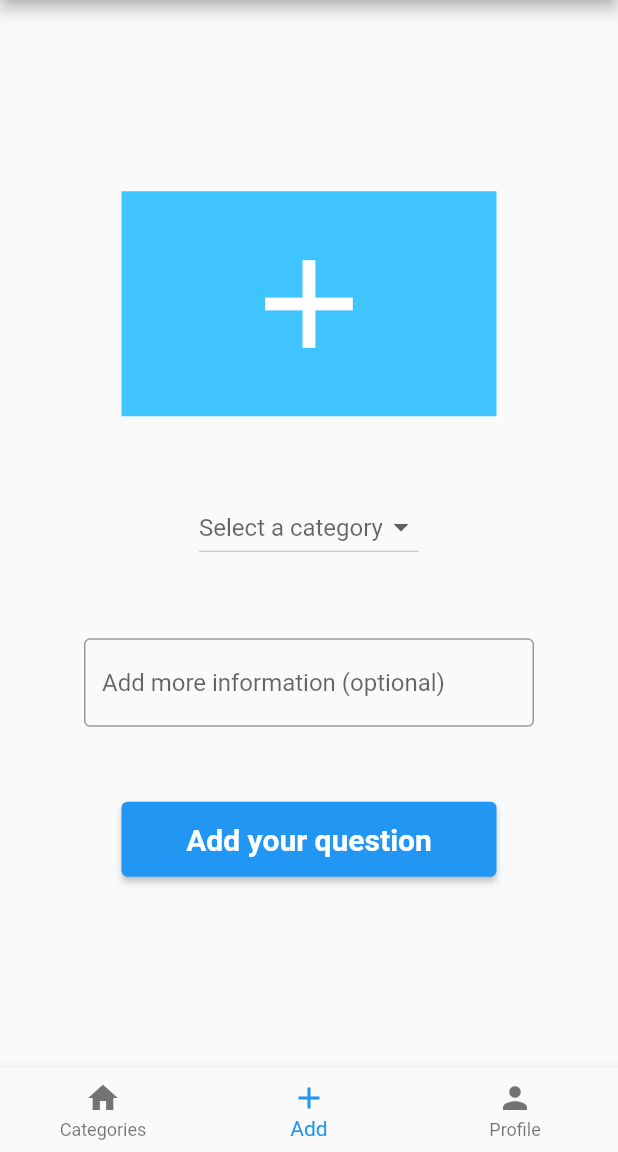
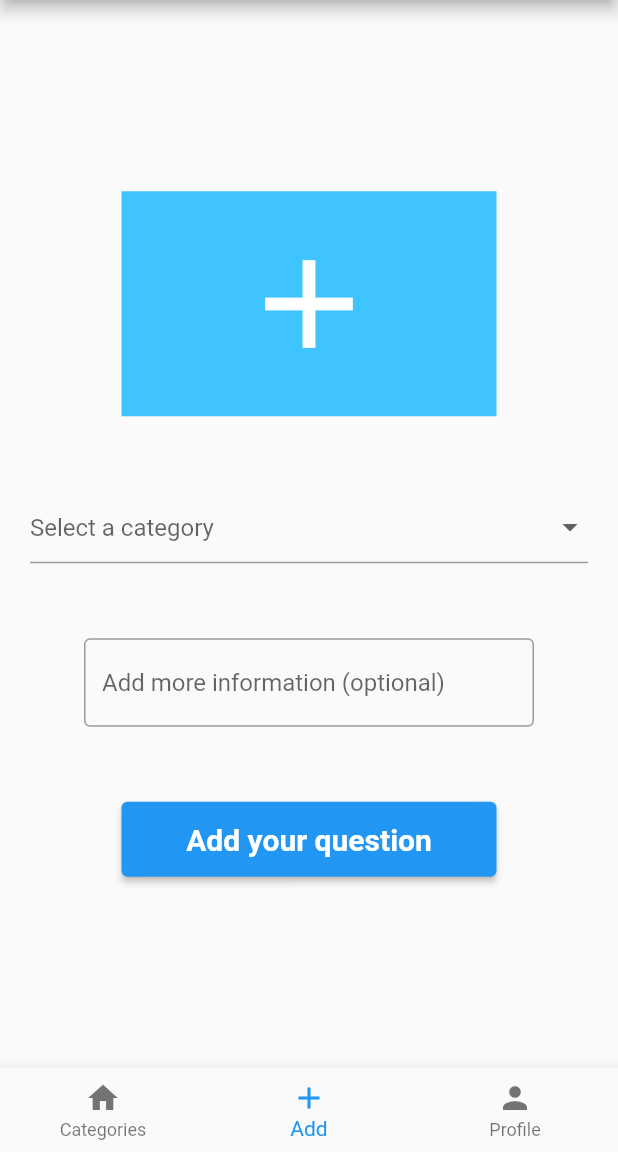
Before and after one commit to mtarikg/QuestionWorld, a Flutter app: the screen it shows once a user with an empty profile is signed in, item 2 of the bottom bar chosen, on a phone screen of 412 x 824 dp, the part 84-1236 px from its top. Run offline on Flutter 3.47's test engine with Material 2 defaults, Android fonts, the phone set to English and light mode, and no system bars; our stand-ins replace cloud_firestore, firebase_auth, google_sign_in; missing offline and left inert: dart:ffi; accounts and stored records are empty.

```diff
--- a/lib/Core/addQuestion.dart
+++ b/lib/Core/addQuestion.dart
@@ -68,7 +68,7 @@ class _AddQuestionState extends State<AddQuestion> {
   Widget build(BuildContext context) {
     return Scaffold(
       body: Center(
-        child: SingleChildScrollView (
+        child: SingleChildScrollView(
           child: Column(
             mainAxisAlignment: MainAxisAlignment.center,
             children: [
@@ -80,7 +80,9 @@ class _AddQuestionState extends State<AddQuestion> {
                 child: Icon(Icons.add, size: 100, color: Colors.white),
               ),
               SizedBox(height: 50),
-              DropdownButton(
+              Padding(
+                padding: const EdgeInsets.only(left: 20, right: 20),
+                child: DropdownButtonFormField(
                   hint: Text("Select a category"),
                   value: selectedCategory,
                   onChanged: changeCategory,
@@ -91,10 +93,11 @@ class _AddQuestionState extends State<AddQuestion> {
                     );
                   }).toList(),
                 ),
+              ),
               SizedBox(height: 50),
               Container(
                 width: 300,
-                child: TextField(
+                child: TextFormField(
                   decoration: InputDecoration(
                     border: OutlineInputBorder(),
                     hintText: "Add more information (optional)",
@@ -109,7 +112,8 @@ class _AddQuestionState extends State<AddQuestion> {
                     onPressed: alertUser,
                     child: Text(
                       "Add your question",
-                      style: TextStyle(fontSize: 20, fontWeight: FontWeight.bold),
+                      style:
+                          TextStyle(fontSize: 20, fontWeight: FontWeight.bold),
                     )),
               )
             ],
```
Also changed, not shown: lib/Auth/signUpPage.dart (+7 -1 lines), lib/services/firestoreService.dart (+13 -2 lines), lib/welcomePage.dart (+15 -1 lines). Lines whose indentation alone changed are shown as unchanged.
